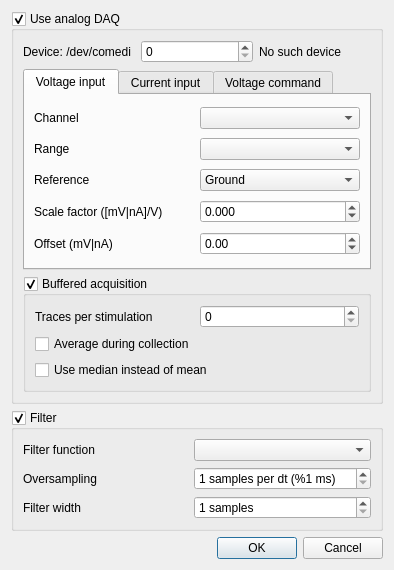
This is src/gui/daqdialog.ui in CompEphys-team/rtdo as Qt 5 draws it before an edit. The edited form follows.
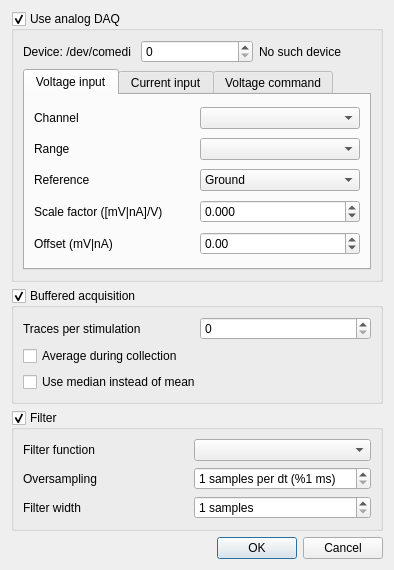
This is the edited form.

Commit message:
Moved simulator behind the filter/cache to mirror analog DAQ
Normal (unfiltered) operation is still possible where necessary (profiler)

Patch:
```diff
--- a/src/gui/daqdialog.ui
+++ b/src/gui/daqdialog.ui
@@ -332,46 +332,10 @@
         </widget>
        </widget>
       </item>
-      <item row="2" column="0" colspan="3">
-       <widget class="QGroupBox" name="cache">
-        <property name="title">
-         <string>Buffered acquisition</string>
-        </property>
-        <property name="checkable">
-         <bool>true</bool>
-        </property>
-        <layout class="QGridLayout" name="gridLayout">
-         <item row="0" column="0">
-          <widget class="QLabel" name="label">
-           <property name="text">
-            <string>Traces per stimulation</string>
-           </property>
-          </widget>
-         </item>
-         <item row="0" column="1">
-          <widget class="QSpinBox" name="numTraces"/>
-         </item>
-         <item row="1" column="0" colspan="2">
-          <widget class="QCheckBox" name="average">
-           <property name="text">
-            <string>Average during collection</string>
-           </property>
-          </widget>
-         </item>
-         <item row="2" column="0" colspan="2">
-          <widget class="QCheckBox" name="useMedian">
-           <property name="text">
-            <string>Use median instead of mean</string>
-           </property>
-          </widget>
-         </item>
-        </layout>
-       </widget>
-      </item>
      </layout>
     </widget>
    </item>
-   <item row="2" column="0">
+   <item row="3" column="0">
     <widget class="QDialogButtonBox" name="buttonBox">
      <property name="orientation">
       <enum>Qt::Horizontal</enum>
@@ -381,7 +345,7 @@
      </property>
     </widget>
    </item>
-   <item row="1" column="0">
+   <item row="2" column="0">
     <widget class="QGroupBox" name="filter">
      <property name="title">
       <string>Filter</string>
@@ -446,6 +410,42 @@
      </layout>
     </widget>
    </item>
+   <item row="1" column="0">
+    <widget class="QGroupBox" name="cache">
+     <property name="title">
+      <string>Buffered acquisition</string>
+     </property>
+     <property name="checkable">
+      <bool>true</bool>
+     </property>
+     <layout class="QGridLayout" name="gridLayout">
+      <item row="0" column="0">
+       <widget class="QLabel" name="label">
+        <property name="text">
+         <string>Traces per stimulation</string>
+        </property>
+       </widget>
+      </item>
+      <item row="0" column="1">
+       <widget class="QSpinBox" name="numTraces"/>
+      </item>
+      <item row="1" column="0" colspan="2">
+       <widget class="QCheckBox" name="average">
+        <property name="text">
+         <string>Average during collection</string>
+        </property>
+       </widget>
+      </item>
+      <item row="2" column="0" colspan="2">
+       <widget class="QCheckBox" name="useMedian">
+        <property name="text">
+         <string>Use median instead of mean</string>
+        </property>
+       </widget>
+      </item>
+     </layout>
+    </widget>
+   </item>
   </layout>
  </widget>
  <resources/>
```
The commit also changes 7 other files.
